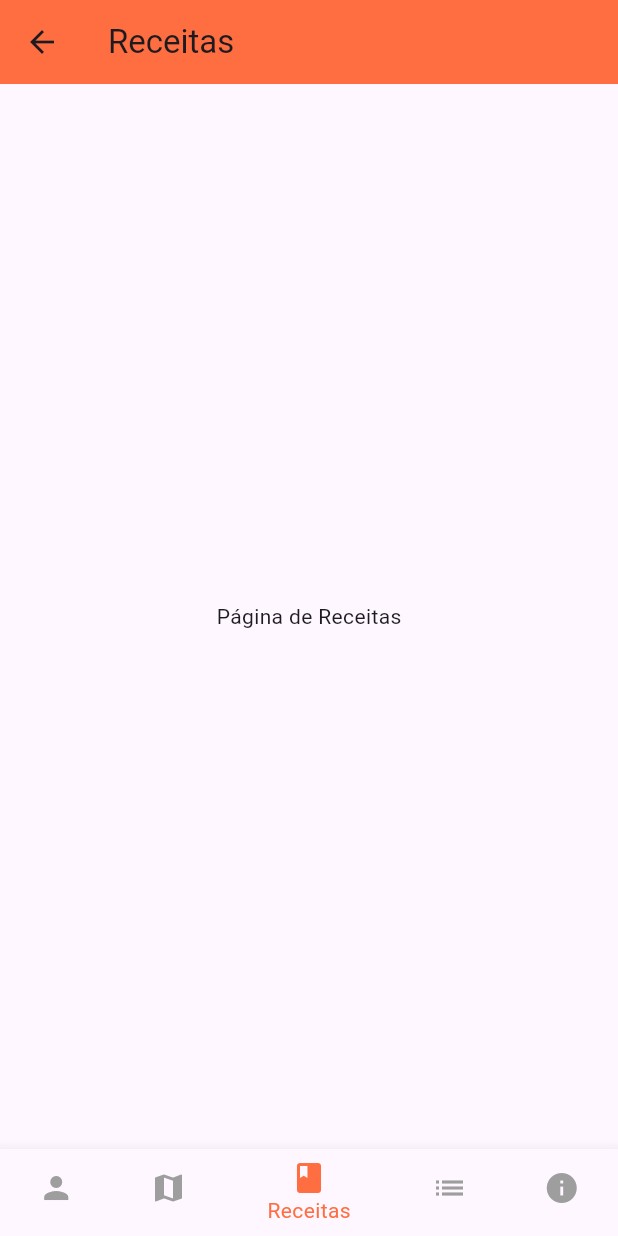
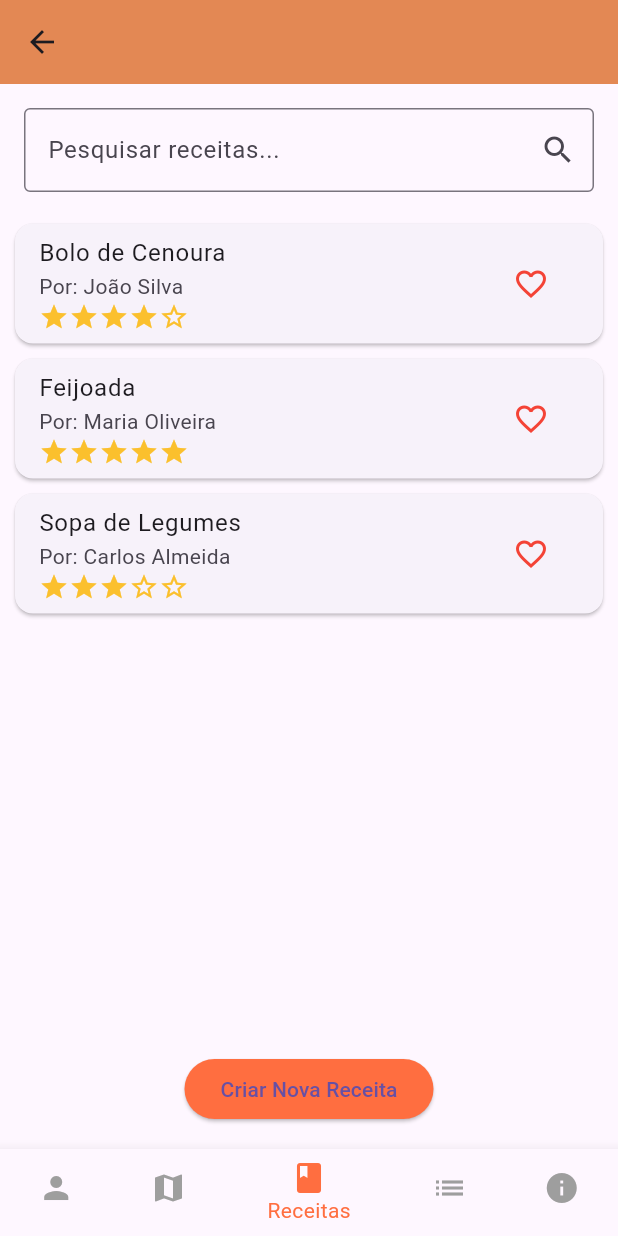
Before and after one commit to Coraville/TCC_CELIAPP, a Flutter app: the RecipesPage screen opened by its route, on a phone screen of 412 x 824 dp. Run offline on Flutter 3.47's test engine with Material 3 defaults, Android fonts, the phone set to English and light mode, and no system bars; our stand-ins replace animated_text_kit.

Commit message:
cor do backgroud acertada + tela de receitas

```diff
--- a/lib/info_page.dart
+++ b/lib/info_page.dart
@@ -50,7 +50,7 @@ class _InfoPageState extends State<InfoPage> {
     return Scaffold(
       appBar: AppBar(
         title: const Text(''),
-        backgroundColor: Colors.deepOrangeAccent,
+        backgroundColor: Color(0xFFE38854),
       ),
       body: SingleChildScrollView(  // Adicionando rolagem
         padding: const EdgeInsets.all(16.0),
--- a/lib/map_page.dart
+++ b/lib/map_page.dart
@@ -41,7 +41,7 @@ class _MapPageState extends State<MapPage> {
   @override
   Widget build(BuildContext context) {
     return Scaffold(
-      appBar: AppBar(title: const Text('Mapa'), backgroundColor: Colors.deepOrangeAccent),
+      appBar: AppBar(title: const Text('Mapa'), backgroundColor: Color(0xFFE38854)),
       body: const Center(child: Text('Página do Mapa')),
       bottomNavigationBar: BottomNavigationBar(
         currentIndex: _selectedIndex,
--- a/lib/profile_page.dart
+++ b/lib/profile_page.dart
@@ -120,7 +120,7 @@ class _ProfilePageState extends State<ProfilePage> {
   @override
   Widget build(BuildContext context) {
     return Scaffold(
-      appBar: AppBar(title: const Text(''), backgroundColor: Colors.deepOrangeAccent),
+      appBar: AppBar(title: const Text(''), backgroundColor: Color(0xFFE38854)),
       body: SingleChildScrollView(
         child: Padding(
           padding: const EdgeInsets.all(16.0),
--- a/lib/recipes_page.dart
+++ b/lib/recipes_page.dart
@@ -13,6 +13,37 @@ class RecipesPage extends StatefulWidget {
 
 class _RecipesPageState extends State<RecipesPage> {
   int _selectedIndex = 2;
+  TextEditingController searchController = TextEditingController();
+
+  // Lista fictícia de receitas
+  List<Map<String, dynamic>> allRecipes = [
+    {
+      'name': 'Bolo de Cenoura',
+      'user': 'João Silva',
+      'rating': 4,
+      'saved': false,
+    },
+    {
+      'name': 'Feijoada',
+      'user': 'Maria Oliveira',
+      'rating': 5,
+      'saved': false,
+    },
+    {
+      'name': 'Sopa de Legumes',
+      'user': 'Carlos Almeida',
+      'rating': 3,
+      'saved': false,
+    },
+  ];
+
+  List<Map<String, dynamic>> filteredRecipes = [];
+
+  @override
+  void initState() {
+    super.initState();
+    filteredRecipes = allRecipes;
+  }
 
   void _onItemTapped(int index) {
     setState(() {
@@ -38,11 +69,53 @@ class _RecipesPageState extends State<RecipesPage> {
     }
   }
 
+  void _searchRecipes(String query) {
+    setState(() {
+      if (query.isEmpty) {
+        filteredRecipes = allRecipes;
+      } else {
+        filteredRecipes = allRecipes
+            .where((recipe) =>
+            recipe['name'].toLowerCase().contains(query.toLowerCase()))
+            .toList();
+      }
+    });
+  }
+
+  void _showCreateRecipeDialog() {
+    showDialog(
+      context: context,
+      builder: (BuildContext context) {
+        return AlertDialog(
+          title: const Text('Criar Nova Receita'),
+          content: const Text('Aqui será a lógica para criar uma nova receita.'),
+          actions: [
+            TextButton(
+              onPressed: () {
+                Navigator.pop(context); // Fecha o popup
+              },
+              child: const Text('Fechar'),
+            ),
+          ],
+        );
+      },
+    );
+  }
+
   @override
   Widget build(BuildContext context) {
     return Scaffold(
-      appBar: AppBar(title: const Text('Receitas'), backgroundColor: Colors.deepOrangeAccent),
-      body: const Center(child: Text('Página de Receitas')),
+      appBar: AppBar(
+        title: const Text(''),
+        backgroundColor: Color(0xFFE38854),
+      ),
+      body: Column(
+        children: [
+          _searchField(),
+          _recipeList(),
+          _createNewRecipeButton(),
+        ],
+      ),
       bottomNavigationBar: BottomNavigationBar(
         currentIndex: _selectedIndex,
         onTap: _onItemTapped,
@@ -58,4 +131,89 @@ class _RecipesPageState extends State<RecipesPage> {
       ),
     );
   }
+
+  // Campo de pesquisa
+  Widget _searchField() {
+    return Padding(
+      padding: const EdgeInsets.all(16.0),
+      child: TextField(
+        controller: searchController,
+        decoration: InputDecoration(
+          labelText: 'Pesquisar receitas...',
+          border: OutlineInputBorder(),
+          suffixIcon: IconButton(
+            icon: const Icon(Icons.search),
+            onPressed: () {
+              _searchRecipes(searchController.text);
+            },
+          ),
+        ),
+        onChanged: (query) {
+          _searchRecipes(query);
+        },
+      ),
+    );
+  }
+
+  // Lista de receitas compartilhadas
+  Widget _recipeList() {
+    return Expanded(
+      child: ListView.builder(
+        itemCount: filteredRecipes.length,
+        itemBuilder: (context, index) {
+          final recipe = filteredRecipes[index];
+          return Card(
+            margin: const EdgeInsets.symmetric(vertical: 5, horizontal: 10),
+            child: ListTile(
+              title: Text(recipe['name']),
+              subtitle: Column(
+                crossAxisAlignment: CrossAxisAlignment.start,
+                children: [
+                  Text('Por: ${recipe['user']}'),
+                  Row(
+                    children: List.generate(5, (i) {
+                      return Icon(
+                        i < recipe['rating']
+                            ? Icons.star
+                            : Icons.star_border,
+                        color: Colors.yellow[700],
+                        size: 20,
+                      );
+                    }),
+                  ),
+                ],
+              ),
+              trailing: IconButton(
+                icon: Icon(
+                  recipe['saved'] ? Icons.favorite : Icons.favorite_border,
+                  color: Colors.red,
+                ),
+                onPressed: () {
+                  setState(() {
+                    recipe['saved'] = !recipe['saved'];
+                  });
+                },
+              ),
+            ),
+          );
+        },
+      ),
+    );
+  }
+
+  // Botão para criar uma nova receita
+  Widget _createNewRecipeButton() {
+    return Padding(
+      padding: const EdgeInsets.all(16.0),
+      child: ElevatedButton(
+        onPressed: () {
+          _showCreateRecipeDialog(); // Abre o popup de criação de nova receita
+        },
+        style: ElevatedButton.styleFrom(
+          backgroundColor: Colors.deepOrangeAccent, // Substituí "primary" por "backgroundColor"
+        ),
+        child: const Text('Criar Nova Receita'),
+      ),
+    );
+  }
 }
--- a/lib/shopping_list_page.dart
+++ b/lib/shopping_list_page.dart
@@ -46,8 +46,8 @@ class _ShoppingListPageState extends State<ShoppingListPage> {
   Widget build(BuildContext context) {
     return Scaffold(
       appBar: AppBar(
-        title: const Text('Lista de Compras'),
-        backgroundColor: Colors.deepOrangeAccent,
+        title: const Text(''),
+        backgroundColor: Color(0xFFE38854),
       ),
       body: Column(
         children: [
```
